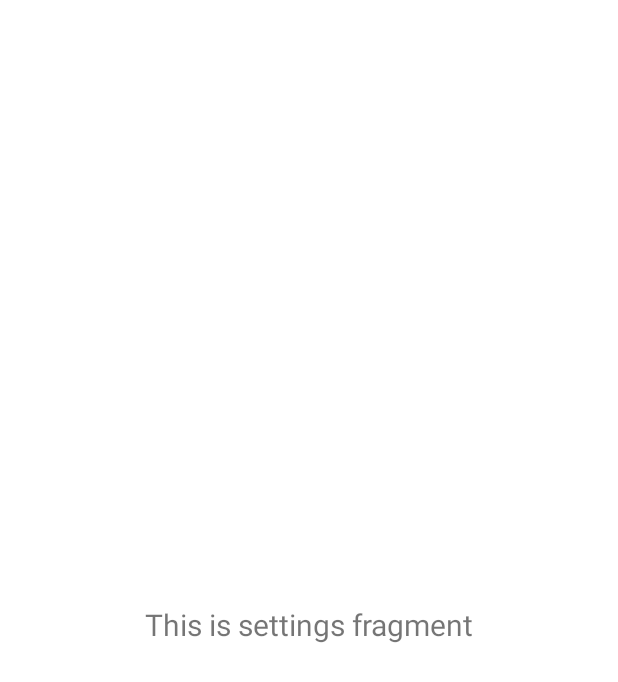
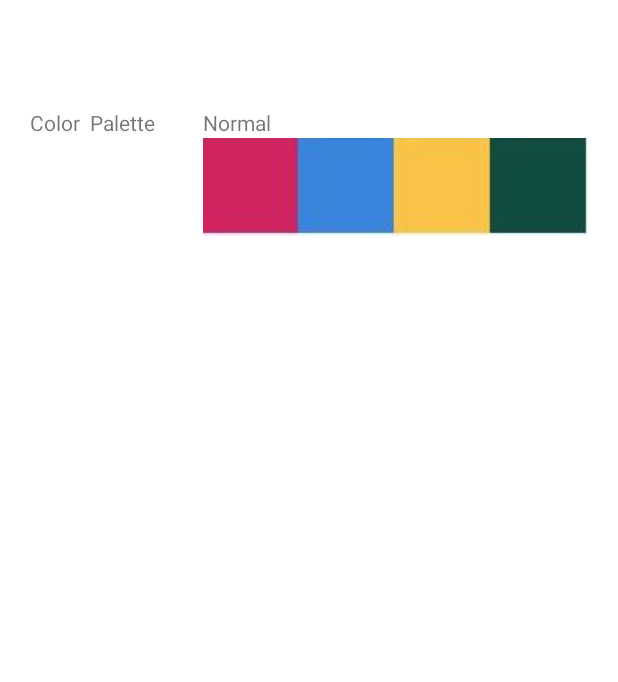
Before and after one commit to harri012/Hermes_App, an Android app: the fragment SettingsFragment shown on its own in the app's theme, on a phone screen of 412 x 824 dp. Shown: the top 682 px of the screen. Run offline under Robolectric (Android 15) with nearby library versions, the phone set to English and light mode, and no system bars.

Commit message:
Settings prototype Missing Theme change, Remove UUID, etc

```diff
--- a/app/src/main/java/com/example/hermes_app/ui/comboNavDrawer/settings/SettingsFragment.java
+++ b/app/src/main/java/com/example/hermes_app/ui/comboNavDrawer/settings/SettingsFragment.java
@@ -4,28 +4,41 @@ import android.os.Bundle;
 import android.view.LayoutInflater;
 import android.view.View;
 import android.view.ViewGroup;
+import android.widget.ImageView;
 import android.widget.TextView;
 
 import androidx.annotation.NonNull;
 import androidx.fragment.app.Fragment;
 import androidx.lifecycle.ViewModelProvider;
 
+import android.widget.Spinner;
+
+import com.example.hermes_app.R;
 import com.example.hermes_app.databinding.FragmentSettingsBinding;
 
 public class SettingsFragment extends Fragment {
 
     private FragmentSettingsBinding binding;
 
-    public View onCreateView(@NonNull LayoutInflater inflater,
-                             ViewGroup container, Bundle savedInstanceState) {
+    String[] textArray = { "Normal", "Protanopia", "Tritanopia", "Deuteranopia" };
+    Integer[] imageArray = { R.drawable.normal, R.drawable.protanopia,
+            R.drawable.tritanopia, R.drawable.deuteranopia };
+
+    public View onCreateView(@NonNull LayoutInflater inflater, ViewGroup container, Bundle savedInstanceState)
+    {
         SettingsViewModel settingsViewModel =
                 new ViewModelProvider(this).get(SettingsViewModel.class);
 
         binding = FragmentSettingsBinding.inflate(inflater, container, false);
         View root = binding.getRoot();
 
-        final TextView textView = binding.textSettings;
-        settingsViewModel.getText().observe(getViewLifecycleOwner(), textView::setText);
+        TextView text = (TextView) root.findViewById(R.id.spinnerTextView);
+        ImageView imageView =(ImageView)root.findViewById(R.id.spinnerImages);
+        Spinner spinner = (Spinner) root.findViewById(R.id.mySpinner);
+
+        SpinnerAdapter adapter = new SpinnerAdapter(root.getContext(), R.layout.spinner_value_layout, textArray, imageArray);
+        spinner.setAdapter(adapter);
+
         return root;
     }
 
--- a/app/src/main/java/com/example/hermes_app/ui/comboNavDrawer/settings/SettingsViewModel.java
+++ b/app/src/main/java/com/example/hermes_app/ui/comboNavDrawer/settings/SettingsViewModel.java
@@ -1,19 +1,35 @@
 package com.example.hermes_app.ui.comboNavDrawer.settings;
 
 import androidx.lifecycle.LiveData;
+import androidx.lifecycle.MediatorLiveData;
 import androidx.lifecycle.MutableLiveData;
 import androidx.lifecycle.ViewModel;
+import java.util.List;
+import java.util.Arrays;
 
 public class SettingsViewModel extends ViewModel {
+    private MutableLiveData<String> textLiveData = new MutableLiveData<>();
+    private MutableLiveData<List<String>> colorPaletteLiveData = new MutableLiveData<>();
+    private MediatorLiveData<String> combinedLiveData = new MediatorLiveData<>();
 
-    private final MutableLiveData<String> mText;
 
     public SettingsViewModel() {
-        mText = new MutableLiveData<>();
-        mText.setValue("This is settings fragment");
+
+
+        textLiveData.setValue("Color Palettes");
+        List<String> colorPaletteNames = Arrays.asList("normal", "protanopia", "deuteranopia", "tritanopia");
+        colorPaletteLiveData.setValue(colorPaletteNames);
+
+
+
     }
 
     public LiveData<String> getText() {
-        return mText;
+        return textLiveData;
     }
+
+    public LiveData<List<String>> getColorPaletteLiveData() {
+        return colorPaletteLiveData;
+    }
+
 }
--- /dev/null
+++ b/app/src/main/java/com/example/hermes_app/ui/comboNavDrawer/settings/SpinnerAdapter.java
@@ -0,0 +1,61 @@
+package com.example.hermes_app.ui.comboNavDrawer.settings;
+
+import android.content.Context;
+import android.nfc.Tag;
+import android.util.Log;
+import android.view.LayoutInflater;
+import android.view.View;
+import android.view.ViewGroup;
+import android.widget.ArrayAdapter;
+import android.widget.TextView;
+import android.widget.ImageView;
+import android.content.res.Resources;
+import android.graphics.drawable.Drawable;
+
+import androidx.annotation.NonNull;
+import androidx.annotation.Nullable;
+
+import com.example.hermes_app.R;
+
+import java.util.List;
+
+
+
+public class SpinnerAdapter extends ArrayAdapter<String> {
+
+    private Context ctx;
+    private String[] contentArray;
+    private Integer[] imageArray;
+
+    public SpinnerAdapter(Context context, int resource, String[] objects,
+                          Integer[] imageArray) {
+        super(context,  R.layout.spinner_value_layout, R.id.spinnerTextView, objects);
+        this.ctx = context;
+        this.contentArray = objects;
+        this.imageArray = imageArray;
+    }
+
+    @Override
+    public View getDropDownView(int position, View convertView,ViewGroup parent) {
+        return getCustomView(position, convertView, parent);
+    }
+
+    @Override
+    public View getView(int position, View convertView, ViewGroup parent) {
+        return getCustomView(position, convertView, parent);
+    }
+
+    public View getCustomView(int position, View convertView, ViewGroup parent) {
+
+        LayoutInflater inflater = (LayoutInflater)ctx.getSystemService(Context.LAYOUT_INFLATER_SERVICE);
+        View row = inflater.inflate(R.layout.spinner_value_layout, parent, false);
+
+        TextView textView = (TextView) row.findViewById(R.id.spinnerTextView);
+        textView.setText(contentArray[position]);
+
+        ImageView imageView = (ImageView)row.findViewById(R.id.spinnerImages);
+        imageView.setImageResource(imageArray[position]);
+
+        return row;
+    }
+}
--- a/app/src/main/res/layout/fragment_settings.xml
+++ b/app/src/main/res/layout/fragment_settings.xml
@@ -6,17 +6,24 @@
     android:layout_height="match_parent"
     tools:context=".ui.comboNavDrawer.settings.SettingsFragment">
 
+
+
+    <Spinner
+        android:id="@+id/mySpinner"
+        android:layout_width="wrap_content"
+        android:layout_height="wrap_content"
+        android:layout_marginStart="32dp"
+        android:layout_marginTop="72dp"
+        app:layout_constraintStart_toEndOf="@+id/textView"
+        app:layout_constraintTop_toTopOf="parent" />
+
     <TextView
-        android:id="@+id/text_settings"
-        android:layout_width="match_parent"
+        android:id="@+id/textView"
+        android:layout_width="wrap_content"
         android:layout_height="wrap_content"
-        android:layout_marginStart="8dp"
-        android:layout_marginTop="8dp"
-        android:layout_marginEnd="8dp"
-        android:textAlignment="center"
-        android:textSize="20sp"
-        app:layout_constraintBottom_toBottomOf="parent"
-        app:layout_constraintEnd_toEndOf="parent"
+        android:layout_marginStart="20dp"
+        android:layout_marginTop="72dp"
+        android:text="Color  Palette"
         app:layout_constraintStart_toStartOf="parent"
         app:layout_constraintTop_toTopOf="parent" />
 </androidx.constraintlayout.widget.ConstraintLayout>
--- /dev/null
+++ b/app/src/main/res/layout/spinner_value_layout.xml
@@ -0,0 +1,21 @@
+<?xml version="1.0" encoding="utf-8"?>
+<RelativeLayout xmlns:android="http://schemas.android.com/apk/res/android"
+    android:layout_width="match_parent"
+    android:layout_height="match_parent"
+    android:orientation="vertical">
+
+
+    <TextView
+        android:id="@+id/spinnerTextView"
+        android:layout_width="wrap_content"
+        android:layout_height="wrap_content"
+        android:layout_alignBaseline="@+id/spinnerImages"/>
+
+    <ImageView
+        android:id="@+id/spinnerImages"
+        android:layout_width="wrap_content"
+        android:layout_height="wrap_content"
+        android:layout_marginTop="20dp"/>
+
+
+</RelativeLayout>
--- a/app/src/main/res/values/strings.xml
+++ b/app/src/main/res/values/strings.xml
@@ -13,4 +13,5 @@
     <string name="manage_account">Manage Account</string>
     <string name="open_nav">Open Navigation Drawer</string>
     <string name="close_nav">Close Navigation Drawer</string>
+
 </resources>
```
Also changed, not shown: app/src/main/res/drawable/deuteranopia.JPG (added), app/src/main/res/drawable/normal.JPG (added), app/src/main/res/drawable/protanopia.JPG (added), app/src/main/res/drawable/tritanopia.JPG (added).
